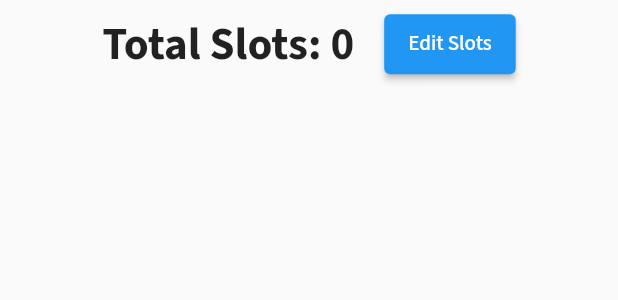
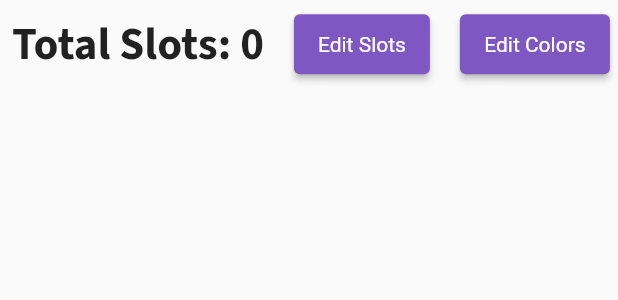
Before and after one commit to aifrosals/monopoly_admin, a Flutter app: the BoardSlot widget shown alone on an empty page, opened directly, on a phone screen of 412 x 824 dp. Shown: the top 300 px of the screen. Run offline on Flutter 3.47's test engine with Material 2 defaults, Android fonts, the phone set to English and light mode, and no system bars; our stand-ins replace charts_flutter, firebase_core, firebase_storage, flutter_colorpicker, google_fonts, image_picker and 1 more; missing offline and left inert: dart:js; accounts and stored records are empty; generated files the repository leaves out were written again; statements that could not run were skipped.

Commit message:
add bulk colors 0

```diff
--- a/lib/api/api_constants.dart
+++ b/lib/api/api_constants.dart
@@ -1,10 +1,10 @@
 class ApiConstants {
-  // static const String domain = 'http://192.168.10.8:3000/';
-  // static const String socketPoint = 'http://192.168.10.8:3000/';
+  static const String domain = 'http://172.168.1.108:3000/';
+  static const String socketPoint = 'http://172.168.1.108:3000/';
 
-  static const String domain = 'https://desolate-sierra-90130.herokuapp.com/';
-  static const String socketPoint =
-      'https://desolate-sierra-90130.herokuapp.com/';
+  // static const String domain = 'https://desolate-sierra-90130.herokuapp.com/';
+  // static const String socketPoint =
+  //     'https://desolate-sierra-90130.herokuapp.com/';
 
   static const String registerUserWithEmail = 'registerUserWithEmail';
   static const String registerGuest = 'registerGuest';
--- /dev/null
+++ b/lib/config/regex_utils.dart
@@ -0,0 +1,10 @@
+class RegexUtils {
+  static List<String?> getColors(String colorsString) {
+    var colorsMatcher = RegExp(
+      r'#(([0-9a-fA-F]{2}){3,4}|([0-9a-fA-F]){3,4})',
+    );
+    List<String?> colors =
+        colorsMatcher.allMatches(colorsString).map((e) => e.group(0)).toList();
+    return colors;
+  }
+}
--- a/lib/providers/admin_provider.dart
+++ b/lib/providers/admin_provider.dart
@@ -30,7 +30,8 @@ class AdminProvider extends ChangeNotifier {
         uri,
         body: json.encode(body),
         headers: {
-          'Content-Type': 'application/json'
+          'Content-Type': 'application/json',
+          "Access-Control-Allow-Origin": "*"
           // HttpHeaders.authorizationHeader: 'Bearer ${user.token}'
           //'${user.token}',
         },
--- /dev/null
+++ b/lib/theme/styles.dart
@@ -0,0 +1,14 @@
+import 'package:flutter/material.dart';
+import 'package:monopoly_admin/theme/web_palette.dart';
+
+class Styles {
+  static final elevatedButtonStyle = ElevatedButton.styleFrom(
+      primary: WebPalette.primary,
+      textStyle: const TextStyle(color: Colors.white),
+      onPrimary: Colors.white);
+  static final outlineButtonStyle = OutlinedButton.styleFrom(
+    primary: WebPalette.primary,
+    textStyle: const TextStyle(color: Colors.white),
+    side: BorderSide(color: WebPalette.primary),
+  );
+}
--- a/lib/web/admin/admin_app.dart
+++ b/lib/web/admin/admin_app.dart
@@ -4,6 +4,7 @@ import 'package:flutter/material.dart';
 import 'package:google_fonts/google_fonts.dart';
 import 'package:monopoly_admin/config/values.dart';
 import 'package:monopoly_admin/providers/admin_provider.dart';
+import 'package:monopoly_admin/theme/styles.dart';
 import 'package:monopoly_admin/web/admin/pages/dashboard_large_screen.dart';
 import 'package:monopoly_admin/web/admin/pages/admin_login.dart';
 import 'package:monopoly_admin/web/admin/pages/challenge/question_menu.dart';
@@ -18,6 +19,10 @@ class AdminApp extends StatelessWidget {
     return MaterialApp(
         title: 'Monopoly Admin Portal',
         theme: ThemeData(
+          outlinedButtonTheme:
+              OutlinedButtonThemeData(style: Styles.outlineButtonStyle),
+          elevatedButtonTheme:
+              ElevatedButtonThemeData(style: Styles.elevatedButtonStyle),
           textTheme:
               GoogleFonts.sourceSans3TextTheme(Theme.of(context).textTheme),
           appBarTheme: AppBarTheme(
--- a/lib/web/admin/pages/board_slots/board_slot.dart
+++ b/lib/web/admin/pages/board_slots/board_slot.dart
@@ -2,9 +2,11 @@ import 'package:flutter/material.dart';
 import 'package:monopoly_admin/config/screen_config.dart';
 import 'package:monopoly_admin/providers/admin_provider.dart';
 import 'package:monopoly_admin/providers/board_provider.dart';
+import 'package:monopoly_admin/theme/styles.dart';
 import 'package:monopoly_admin/web/admin/pages/board_slots/edit_all_slots_button.dart';
 import 'package:monopoly_admin/web/admin/pages/board_slots/edit_slots/edit_slot_list.dart';
 import 'package:monopoly_admin/web/admin/pages/board_slots/slot_list.dart';
+import 'package:monopoly_admin/web/admin/pages/board_slots/widgets/add_slot_colors_button.dart';
 import 'package:provider/provider.dart';
 
 class BoardSlot extends StatefulWidget {
@@ -38,7 +40,7 @@ class _BoardSlotState extends State<BoardSlot> {
         }),
         Consumer<BoardProvider>(builder: (context, boardProvider, child) {
           if (boardProvider.editSlots) {
-            return EditSlotList();
+            return const EditSlotList();
           } else {
             return LayoutBuilder(builder: (context, constraints) {
               if (constraints.maxWidth > 1200) {
@@ -58,10 +60,13 @@ class _BoardSlotState extends State<BoardSlot> {
                         const SizedBox(
                           height: 20,
                         ),
-                        EditAllSlotsButton()
+                        const EditAllSlotsButton(),
+                        const SizedBox(
+                          height: 20,
+                        ),
+                        AddSlotColorsButton(),
                       ],
                     ),
-                    SlotList()
                   ],
                 );
               } else if (constraints.maxWidth <= 1200 &&
@@ -82,7 +87,11 @@ class _BoardSlotState extends State<BoardSlot> {
                           const SizedBox(
                             height: 20,
                           ),
-                          EditAllSlotsButton()
+                          EditAllSlotsButton(),
+                          const SizedBox(
+                            height: 20,
+                          ),
+                          AddSlotColorsButton(),
                         ],
                       ),
                     ),
@@ -110,7 +119,11 @@ class _BoardSlotState extends State<BoardSlot> {
                           const SizedBox(
                             width: 20,
                           ),
-                          EditAllSlotsButton()
+                          EditAllSlotsButton(),
+                          const SizedBox(
+                            width: 20,
+                          ),
+                          AddSlotColorsButton(),
                         ],
                       ),
                     ),
--- a/lib/web/admin/pages/board_slots/edit_all_slots_button.dart
+++ b/lib/web/admin/pages/board_slots/edit_all_slots_button.dart
@@ -11,7 +11,6 @@ class EditAllSlotsButton extends StatelessWidget {
     return SizedBox(
       height: 40,
       child: ElevatedButton(
-          style: ElevatedButton.styleFrom(primary: Colors.blue),
           onPressed: () => boardProvider.setSlotsForEdit(),
           child: const Text(
             'Edit Slots',
--- /dev/null
+++ b/lib/web/admin/pages/board_slots/widgets/add_slot_colors_button.dart
@@ -0,0 +1,126 @@
+import 'package:flutter/material.dart';
+import 'package:monopoly_admin/config/regex_utils.dart';
+
+class AddSlotColorsButton extends StatefulWidget {
+  const AddSlotColorsButton({Key? key}) : super(key: key);
+
+  @override
+  State<AddSlotColorsButton> createState() => _AddSlotColorsButtonState();
+}
+
+class _AddSlotColorsButtonState extends State<AddSlotColorsButton> {
+  final TextEditingController _controller = TextEditingController();
+  bool _next = false;
+  List<String?> _colors = [];
+  String _message = '';
+
+  @override
+  Widget build(BuildContext context) {
+    return SizedBox(
+      height: 40,
+      width: 100,
+      child: ElevatedButton(
+          onPressed: () {
+            showDialog(
+                context: context,
+                builder: (context) => Dialog(
+                      child: Padding(
+                        padding: const EdgeInsets.all(8.0),
+                        child: Column(
+                          mainAxisSize: MainAxisSize.min,
+                          children: [
+                            const Text('Add Colors in Bulk '),
+                            SizedBox(
+                              height: 200,
+                              child: TextField(
+                                controller: _controller,
+                                maxLines: 5,
+                                decoration: InputDecoration(
+                                  labelText: "Add Colors",
+                                  border: OutlineInputBorder(
+                                    borderSide: const BorderSide(width: 2.0),
+                                    borderRadius: BorderRadius.circular(12),
+                                  ),
+                                ),
+                              ),
+                            ),
+                            !_next
+                                ? Row(
+                                    mainAxisSize: MainAxisSize.min,
+                                    children: [
+                                      OutlinedButton(
+                                          onPressed: () {
+                                            Navigator.pop(context);
+                                          },
+                                          child: const Text('Close')),
+                                      const SizedBox(
+                                        width: 100,
+                                      ),
+                                      ElevatedButton(
+                                          onPressed: () {
+                                            _colors = RegexUtils.getColors(
+                                                _controller.text);
+                                            setState(() {
+                                              _next = true;
+                                            });
+                                          },
+                                          child: const Text('Next')),
+                                    ],
+                                  )
+                                : const SizedBox(),
+                            (_next && _colors.isNotEmpty)
+                                ? Column(
+                                    children: [
+                                      Text(
+                                        '${_colors.length} Color(s) found. Do you want to update the colors fo the slots?',
+                                        textAlign: TextAlign.center,
+                                      ),
+                                      Row(
+                                        mainAxisSize: MainAxisSize.min,
+                                        children: [
+                                          OutlinedButton(
+                                              onPressed: () {
+                                                Navigator.pop(context);
+                                              },
+                                              child: const Text('Back')),
+                                          const SizedBox(
+                                            width: 100,
+                                          ),
+                                          ElevatedButton(
+                                              onPressed: () {
+                                                _colors = RegexUtils.getColors(
+                                                    _controller.text);
+                                                setState(() {
+                                                  _next = true;
+                                                });
+                                              },
+                                              child: const Text('Update')),
+                                        ],
+                                      ),
+                                    ],
+                                  )
+                                : Column(
+                                    mainAxisSize: MainAxisSize.min,
+                                    children: [
+                                      const Text('No color is detected'),
+                                      ElevatedButton(
+                                          onPressed: () {
+                                            setState(() {
+                                              _next = false;
+                                            });
+                                          },
+                                          child: Text('Back'))
+                                    ],
+                                  )
+                          ],
+                        ),
+                      ),
+                    ));
+          },
+          child: const Text(
+            'Edit Colors',
+            style: TextStyle(color: Colors.white),
+          )),
+    );
+  }
+}
```
Also changed, not shown: pubspec.yaml (+8 -8 lines), pubspec.lock.
